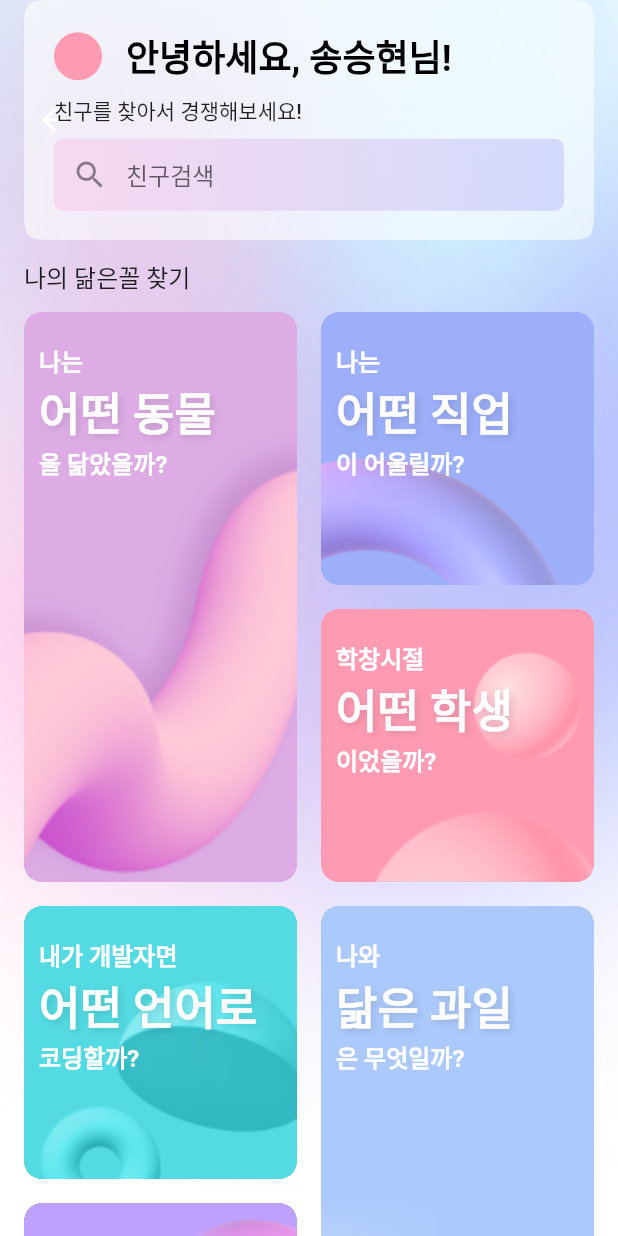
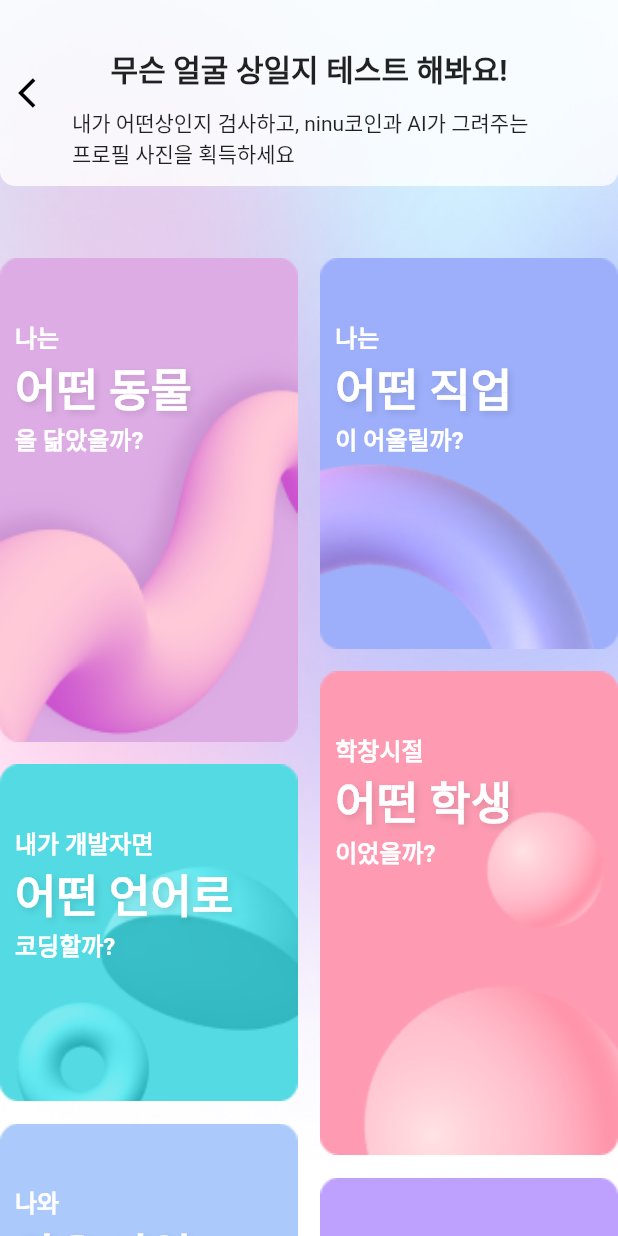
Before and after one commit to Ninucco/Ninucco, a Flutter app: the CategoryScreen screen opened directly, on a phone screen of 412 x 824 dp. Run offline on Flutter 3.47's test engine with Material 2 defaults, Android fonts, the phone set to English and light mode, and no system bars; our stand-ins replace cached_network_image, carousel_slider, firebase_auth, firebase_core, google_sign_in, image_cropper and 2 more; missing offline and left inert: kakao_flutter_sdk, kakao_flutter_sdk_common, wrapped_korean_text; accounts and stored records are empty; generated files the repository leaves out were written again; network calls fail; Roboto replaces fonts that are missing (NexonGothic).

Commit message:
✨ feat: 카테고리 화면

```diff
--- a/application/ninucco/lib/navigators/home_navigator.dart
+++ b/application/ninucco/lib/navigators/home_navigator.dart
@@ -1,4 +1,5 @@
 import 'package:flutter/material.dart';
+import 'package:ninucco/screens/home/category.dart';
 import 'package:ninucco/screens/home/face_scan.dart';
 import 'package:ninucco/screens/home/home.dart';
 import 'package:ninucco/screens/home/scan_result.dart';
@@ -27,6 +28,8 @@ class HomeNavigator extends StatelessWidget {
                 return SearchScreen(settings: settings);
               case "/Login":
                 return LoginScreen(settings: settings);
+              case "/Category":
+                return const CategoryScreen();
               default:
                 return const Placeholder();
             }
--- a/application/ninucco/lib/screens/home/category.dart
+++ b/application/ninucco/lib/screens/home/category.dart
@@ -31,35 +31,25 @@ class _CategoryScreenState extends State<CategoryScreen> {
             image: AssetImage('assets/images/bg/bg.png'),
             fit: BoxFit.cover,
           )),
-          padding: const EdgeInsets.symmetric(horizontal: 16),
+          child: SafeArea(
             child: CustomScrollView(
               keyboardDismissBehavior: ScrollViewKeyboardDismissBehavior.onDrag,
               slivers: [
-              HomeSliverAppBar(searchController: searchController),
-              const SliverToBoxAdapter(child: SizedBox(height: 12)),
-              SliverToBoxAdapter(
-                child: Container(
-                  padding: const EdgeInsets.only(bottom: 12),
-                  child: const Text(
-                    "나의 닮은꼴 찾기",
-                    style: TextStyle(fontSize: 16),
+                const SliverPersistentHeader(
+                  pinned: true,
+                  delegate: HomeSliverAppBar(),
                 ),
+                // const HomeSliverAppBar(),
+                const SliverToBoxAdapter(
+                  child: SizedBox(height: 48),
                 ),
-              ),
-              SliverGrid.builder(
-                itemCount: 6,
-                gridDelegate: SliverQuiltedGridDelegate(
+                SliverMasonryGrid.count(
                   crossAxisCount: 2,
-                  mainAxisSpacing: 16,
-                  crossAxisSpacing: 16,
-                  repeatPattern: QuiltedGridRepeatPattern.inverted,
-                  pattern: [
-                    const QuiltedGridTile(2, 1),
-                    const QuiltedGridTile(1, 1),
-                    const QuiltedGridTile(1, 1),
-                  ],
-                ),
-                itemBuilder: (context, index) {
+                  childCount: 33,
+                  crossAxisSpacing: 15,
+                  mainAxisSpacing: 15,
+                  itemBuilder: (context, i) {
+                    var index = i % 6;
                     return GestureDetector(
                       onTap: () {
                         Navigator.pushNamed(
@@ -69,18 +59,10 @@ class _CategoryScreenState extends State<CategoryScreen> {
                         );
                       },
                       child: Stack(
-                      fit: StackFit.expand,
                         children: [
-                        Container(
-                          clipBehavior: Clip.hardEdge,
-                          decoration: BoxDecoration(
-                            borderRadius: BorderRadius.circular(12),
-                          ),
-                          child: Image.asset(
+                          Image.asset(
                             'assets/images/scan_items/${index + 1}.png',
                             scale: 0.1,
-                            fit: BoxFit.cover,
-                          ),
                           ),
                           Padding(
                             padding: const EdgeInsets.symmetric(
@@ -91,6 +73,7 @@ class _CategoryScreenState extends State<CategoryScreen> {
                               mainAxisAlignment: MainAxisAlignment.start,
                               crossAxisAlignment: CrossAxisAlignment.start,
                               children: [
+                                const SizedBox(height: 20),
                                 Text(
                                   scanList[index][0],
                                   style: const TextStyle(
@@ -130,72 +113,9 @@ class _CategoryScreenState extends State<CategoryScreen> {
                     );
                   },
                 ),
-              SliverToBoxAdapter(
-                child: Container(
-                  padding: const EdgeInsets.only(bottom: 12, top: 36),
-                  child: const Text(
-                    "오늘의 배틀",
-                    style: TextStyle(fontSize: 16),
-                  ),
-                ),
-              ),
-              SliverList(
-                delegate: SliverChildListDelegate(
-                  [
-                    for (var _ in [1, 2, 3, 4, 5])
-                      Column(
-                        children: [
-                          Stack(
-                            children: [
-                              Row(
-                                mainAxisAlignment:
-                                    MainAxisAlignment.spaceBetween,
-                                children: [
-                                  Expanded(
-                                    child: AspectRatio(
-                                      aspectRatio: 1,
-                                      child: Image.network(
-                                        'https://encrypted-tbn0.gstatic.com/images?q=tbn:ANd9GcRwVVfi9a81AcdLJQCiVitDydwOnDDiRLpcbw&usqp=CAU',
-                                        scale: 0.1,
-                                        fit: BoxFit.cover,
-                                      ),
-                                    ),
-                                  ),
-                                  const SizedBox(width: 12),
-                                  Expanded(
-                                    child: AspectRatio(
-                                      aspectRatio: 1,
-                                      child: Image.network(
-                                        'https://encrypted-tbn0.gstatic.com/images?q=tbn:ANd9GcRky4seZyCNJWW8Wu3pt6AoaMMTsIZ203_xtQ&usqp=CAU',
-                                        scale: 0.1,
-                                        fit: BoxFit.cover,
-                                      ),
-                                    ),
-                                  ),
+                const SliverToBoxAdapter(child: SizedBox(height: 36)),
               ],
             ),
-                              const Positioned.fill(
-                                  bottom: 0,
-                                  left: 0,
-                                  child: Icon(
-                                    Icons.brightness_auto_outlined,
-                                    color: Colors.purpleAccent,
-                                    size: 64,
-                                  )),
-                            ],
-                          ),
-                          const SizedBox(height: 4),
-                          const Text("34명이 배팅했어요"),
-                          const Divider(
-                            height: 24,
-                            color: Color(0x88000000),
-                          )
-                        ],
-                      ),
-                  ],
-                ),
-              ),
-            ],
           ),
         ),
       ),
@@ -203,93 +123,85 @@ class _CategoryScreenState extends State<CategoryScreen> {
   }
 }
 
-class HomeSliverAppBar extends StatelessWidget {
-  const HomeSliverAppBar({
-    super.key,
-    required this.searchController,
-  });
-
-  final TextEditingController searchController;
+class HomeSliverAppBar extends SliverPersistentHeaderDelegate {
+  const HomeSliverAppBar();
+  final double expandedHeight = 124;
 
   @override
-  Widget build(BuildContext context) {
-    return SliverAppBar(
-      toolbarHeight: 160,
-      shape: ContinuousRectangleBorder(
-        borderRadius: BorderRadius.circular(24),
+  Widget build(
+      BuildContext context, double shrinkOffset, bool overlapsContent) {
+    return Stack(
+      clipBehavior: Clip.none,
+      fit: StackFit.expand,
+      children: [
+        Container(
+          width: 32,
+          alignment: Alignment.centerLeft,
+          decoration: BoxDecoration(
+            borderRadius: const BorderRadius.only(
+              bottomRight: Radius.circular(10),
+              bottomLeft: Radius.circular(10),
             ),
-      elevation: 0,
-      forceElevated: true,
-      backgroundColor: Colors.white.withOpacity(0.6),
-      leadingWidth: 0,
-      title: Padding(
-        padding: const EdgeInsets.all(4.0),
-        child: Column(
-          crossAxisAlignment: CrossAxisAlignment.start,
-          children: [
-            const Row(
-              children: [
-                CircleAvatar(
-                  radius: 16,
-                  backgroundColor: Color(0xffFE9BB3),
+            color: Colors.white.withOpacity(0.8),
           ),
-                SizedBox(width: 16),
-                Text(
-                  "안녕하세요, 송승현님!",
+          child: IconButton(
+            onPressed: () {
+              Navigator.pop(context);
+            },
+            icon: const Icon(
+              Icons.arrow_back_ios,
+              color: Colors.black,
+            ),
+          ),
+        ),
+        Center(
+          child: Opacity(
+            opacity: shrinkOffset / expandedHeight,
+            child: const Text(
+              '나는 어떤 상일까?',
               style: TextStyle(
                 color: Colors.black,
-                    fontWeight: FontWeight.bold,
-                    fontSize: 24,
+                fontWeight: FontWeight.w700,
+                fontSize: 23,
+              ),
+            ),
+          ),
+        ),
+        Positioned(
+          top: expandedHeight / 4 - shrinkOffset,
+          right: 0,
+          child: Opacity(
+            opacity: (1 - shrinkOffset / expandedHeight),
+            child: Container(
+              padding: const EdgeInsets.symmetric(horizontal: 48),
+              width: MediaQuery.of(context).size.width,
+              child: const Column(
+                crossAxisAlignment: CrossAxisAlignment.center,
+                children: [
+                  Text(
+                    '무슨 얼굴 상일지 테스트 해봐요!',
+                    style:
+                        TextStyle(fontSize: 20.0, fontWeight: FontWeight.bold),
+                  ),
+                  SizedBox(
+                    height: 10.0,
+                  ),
+                  Text("내가 어떤상인지 검사하고, ninu코인과 AI가 그려주는 프로필 사진을 획득하세요"),
+                ],
+              ),
+            ),
           ),
         ),
       ],
-            ),
-            const SizedBox(height: 8),
-            const Text(
-              "친구를 찾아서 경쟁해보세요!",
-              style: TextStyle(
-                color: Colors.black87,
-                fontSize: 14,
-              ),
-            ),
-            const SizedBox(height: 8),
-            Container(
-              decoration: BoxDecoration(
-                gradient: LinearGradient(colors: [
-                  const Color(0xffF7D1ED).withOpacity(0.7),
-                  const Color(0xffC8CDFA).withOpacity(0.7),
-                ]),
-                borderRadius: BorderRadius.circular(6),
-              ),
-              child: SearchInput(controller: searchController),
-            ),
-          ],
-        ),
-      ),
     );
   }
-}
-
-class SearchInput extends StatelessWidget {
-  final TextEditingController controller;
-  const SearchInput({
-    super.key,
-    required this.controller,
-  });
 
   @override
-  Widget build(BuildContext context) {
-    return TextFormField(
-      textInputAction: TextInputAction.go,
-      onFieldSubmitted: (value) async {
-        Navigator.pushNamed(context, '/Search', arguments: value);
-      },
-      controller: controller,
-      decoration: const InputDecoration(
-        border: InputBorder.none,
-        hintText: "친구검색",
-        prefixIcon: Icon(Icons.search),
-      ),
-    );
+  double get maxExtent => expandedHeight;
+
+  @override
+  double get minExtent => kToolbarHeight;
+
+  @override
+  bool shouldRebuild(SliverPersistentHeaderDelegate oldDelegate) => true;
 }
-}
--- a/application/ninucco/lib/screens/home/home.dart
+++ b/application/ninucco/lib/screens/home/home.dart
@@ -242,7 +242,9 @@ class _HomeScreenState extends State<HomeScreen> {
                         style: TextStyle(fontSize: 16),
                       ),
                       TextButton(
-                          onPressed: () {},
+                          onPressed: () {
+                            Navigator.pushNamed(context, '/Category');
+                          },
                           child: const Row(
                             children: [
                               Text(
```
Lines whose indentation alone changed are shown as unchanged.
